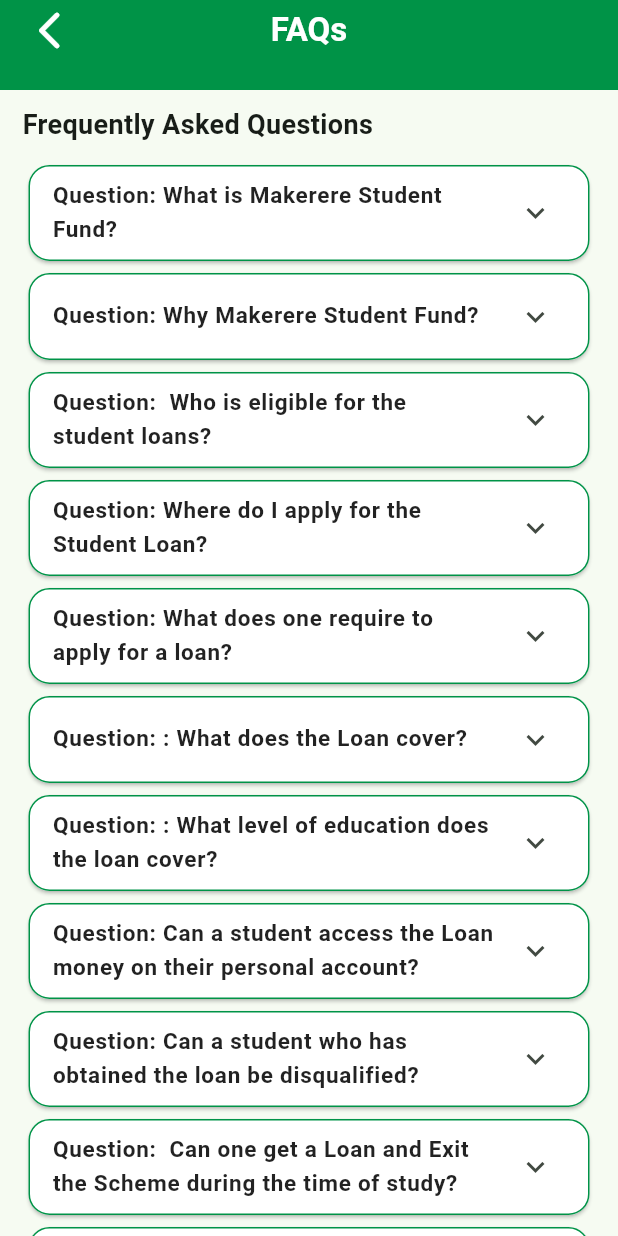
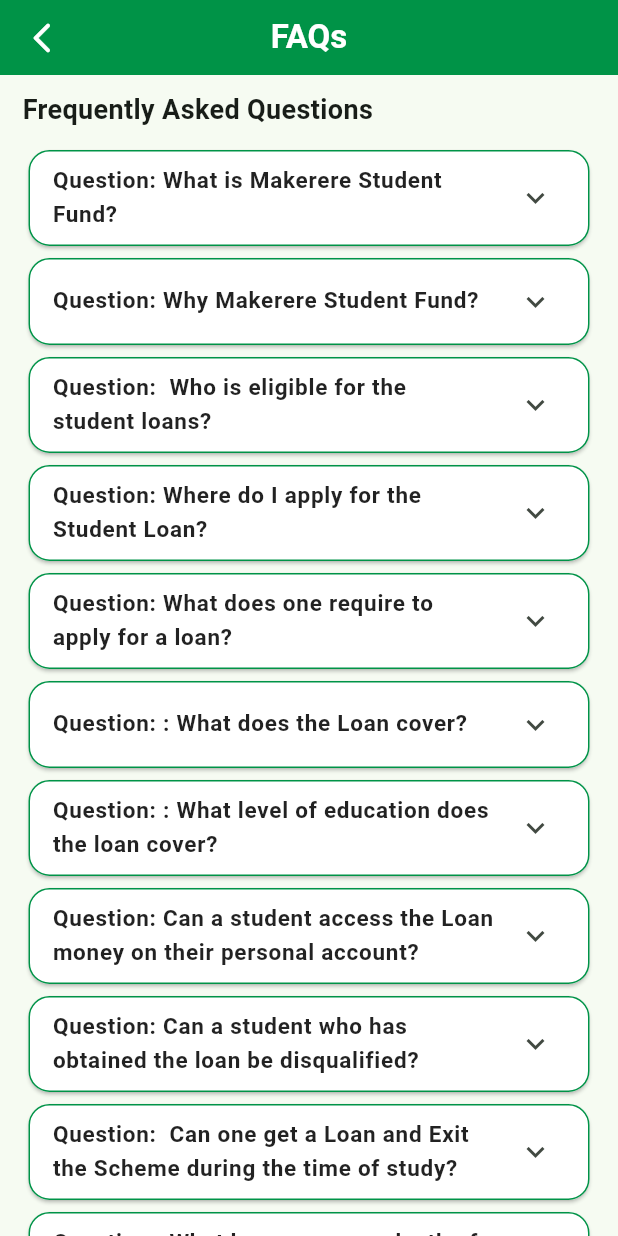
Before and after one commit to andrewkah/MUK_Student_Loan, a Flutter app: the FAQScreen screen opened directly, on a phone screen of 412 x 824 dp. Run offline on Flutter 3.47's test engine with Material 3 defaults, Android fonts, the phone set to English and light mode, and no system bars; our stand-ins replace cloud_firestore, connectivity_plus, firebase_auth, firebase_core, firebase_storage, flutter_form_builder and 7 more; missing offline and left inert: google_translate; accounts and stored records are empty.

Commit message:
Updated minor issues

```diff
--- a/lib/app_screens/faq_screen.dart
+++ b/lib/app_screens/faq_screen.dart
@@ -1,9 +1,6 @@
 // faq_screen.dart
 
 import 'package:flutter/material.dart';
-import 'package:get/get.dart';
-import 'package:get/get_core/src/get_main.dart';
-import 'package:mak_scholar1/app_screens/settings_screen.dart';
 
 import '../widgets/custom_appbar.dart';
 import '../widgets/row_text_fields.dart';
@@ -18,7 +15,7 @@
           leadingIcon:Icons.arrow_back_ios_new_rounded,
           title:  "FAQs",
           onPressed: (){
-            Get.to(()=>const SettingsScreen());
+            Navigator.of(context).pop();
           },
         ),
         body:Padding(
@@ -36,7 +33,7 @@
               const SizedBox(height: 10),
               Expanded(
                 child: ListView.builder(
-                  itemCount: 12,
+                  itemCount: 14,
                   itemBuilder: (_, index) {
                     if (index ==0) {
                       return Card(
@@ -1187,6 +1184,7 @@
 
 
                     }
+                    return null;
                   },
                 ),
 
--- a/lib/widgets/custom_appbar.dart
+++ b/lib/widgets/custom_appbar.dart
@@ -12,20 +12,16 @@
   @override
   Widget build(BuildContext context) {
     return AppBar(
+      foregroundColor: Colors.white,
       backgroundColor: const Color.fromARGB(255, 0, 147, 71),
-      foregroundColor: Colors.white,
       centerTitle: true,
-      toolbarHeight: 40.0,
+      toolbarHeight: 50.0,
       leading: IconButton(
-        padding: const EdgeInsets.fromLTRB(10, 0, 0, 0),
+        // padding: const EdgeInsets.fromLTRB(10, 0, 0, 0),
         icon: Icon(
           leadingIcon,
-          size: 30,
         ),
         onPressed: onPressed,
-        //     () {
-        //   Navigator.of(context).pop();
-        // },
       ),
       title: Text(
         title,
@@ -39,7 +35,6 @@
               onPressed: onTrailingPressed,
               icon: Icon(
                 trailingIcon,
-                size: 30,
               ),
             ),
           ),
@@ -48,5 +43,5 @@
   }
 
   @override
-  Size get preferredSize => const Size.fromHeight(60.0);
+  Size get preferredSize => const Size.fromHeight(50.0);
 }
```
Also changed, not shown: lib/app_screens/application_screen_3.dart (+0 -120 lines).
